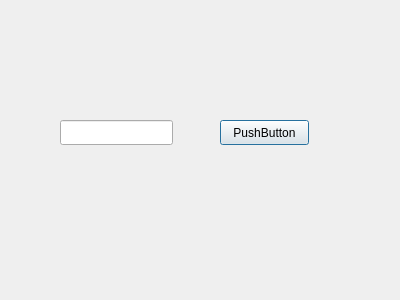
This is Dynamic/dialog.ui in utec-aed-2022-2/proyecto-equipo-4 as Qt 5 draws it before an edit. The edited form follows.
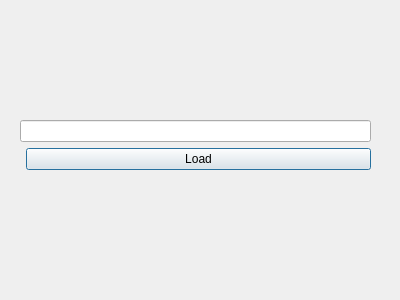
This is the edited form.

Patch:
```diff
--- a/Dynamic/dialog.ui
+++ b/Dynamic/dialog.ui
@@ -13,28 +13,27 @@
   <property name="windowTitle">
    <string>Dialog</string>
   </property>
-  <widget class="QLineEdit" name="lineEdit">
+  <widget class="QWidget" name="">
    <property name="geometry">
     <rect>
-     <x>60</x>
+     <x>20</x>
      <y>120</y>
-     <width>113</width>
-     <height>25</height>
+     <width>351</width>
+     <height>58</height>
     </rect>
    </property>
-  </widget>
-  <widget class="QPushButton" name="pushButton">
-   <property name="geometry">
-    <rect>
-     <x>220</x>
-     <y>120</y>
-     <width>89</width>
-     <height>25</height>
-    </rect>
-   </property>
-   <property name="text">
-    <string>PushButton</string>
-   </property>
+   <layout class="QFormLayout" name="formLayout">
+    <item row="0" column="0" colspan="2">
+     <widget class="QLineEdit" name="lineEdit"/>
+    </item>
+    <item row="1" column="1">
+     <widget class="QPushButton" name="pushButton">
+      <property name="text">
+       <string>Load</string>
+      </property>
+     </widget>
+    </item>
+   </layout>
   </widget>
  </widget>
  <resources/>
```
